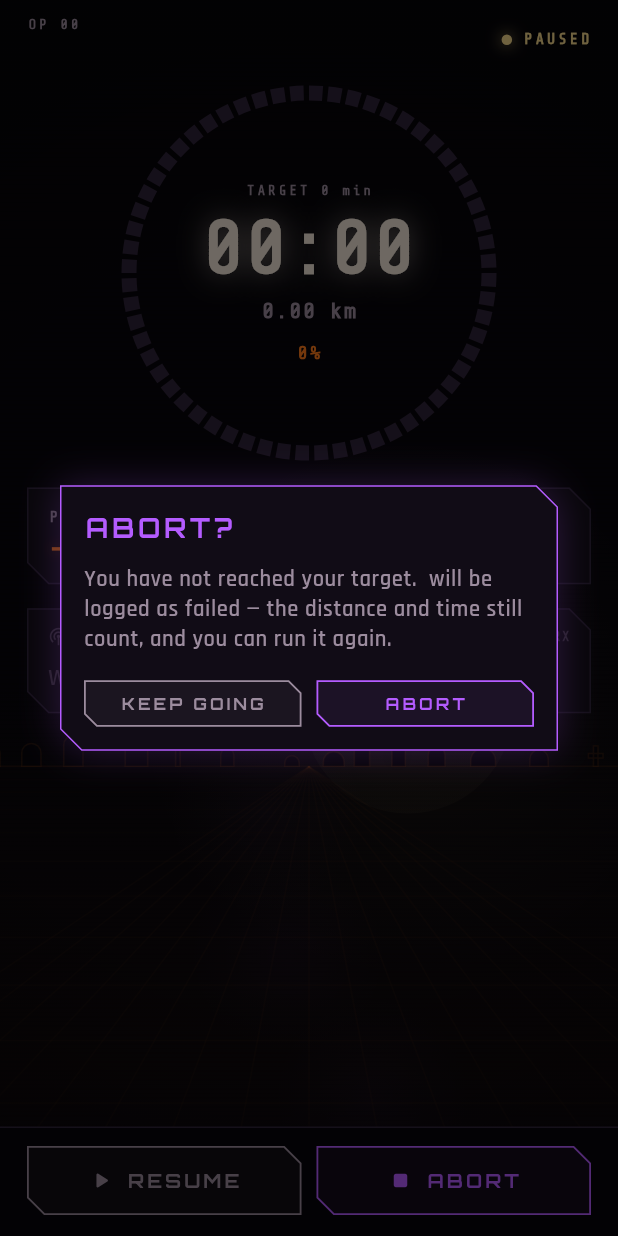
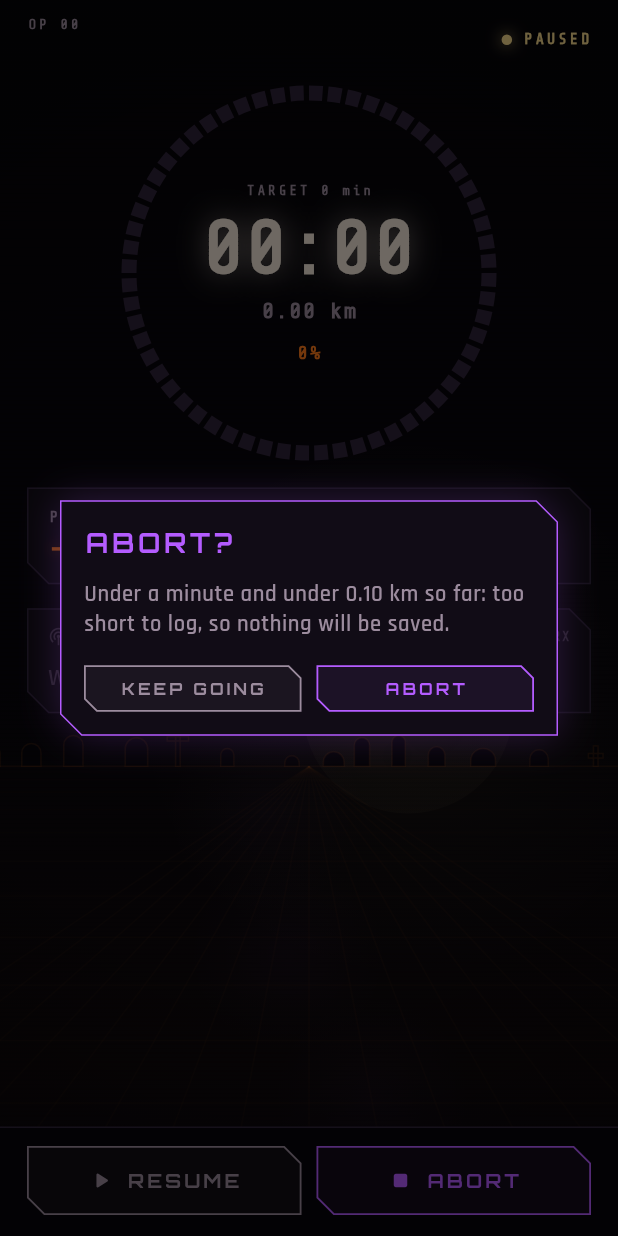
Before and after one commit to jbinder/sprawlrun, a Flutter app: the RunScreen screen opened directly with empty values, after a tap on "PAUSE", after a tap on "ABORT", on a phone screen of 412 x 824 dp. Run offline on Flutter 3.47's test engine with Material 3 defaults, Android fonts, the light colour scheme and no system bars; our stand-ins replace flutter_local_notifications, flutter_tts, geolocator, just_audio, package_info_plus, share_plus and 2 more; missing offline and left inert: audio_session, file_selector; generated files the repository leaves out were written again; statements that could not run were skipped.

Commit message:
Say when a run is too short to log, in the abort dialog and the summary, and give moving time in seconds below a minute

```diff
--- a/lib/l10n/app_en.arb
+++ b/lib/l10n/app_en.arb
@@ -1478,6 +1478,16 @@
     "description": "Title of the dialog confirming a run is ended before its goal."
   },
   "abortBodyFree": "You have not reached your target. The run will be logged as a failure.",
+  "abortBodyTooShort": "Under a minute and under {distance} so far: too short to log, so nothing will be saved.",
+  "@abortBodyTooShort": {
+    "description": "Abort dialog body when the run is still too short to be saved at all (under a minute and under the given distance).",
+    "placeholders": {
+      "distance": {
+        "type": "String",
+        "example": "0.10 km"
+      }
+    }
+  },
   "abortBodyMission": "You have not reached your target. {mission} will be logged as failed — the distance and time still count, and you can run it again.",
   "@abortBodyMission": {
     "description": "mission is the mission codename, e.g. DEAD DROP.",
@@ -1494,6 +1504,20 @@
   "runLogged": "RUN LOGGED",
   "@runLogged": {
     "description": "Above the result of a free run."
+  },
+  "runNotLogged": "NOT LOGGED",
+  "@runNotLogged": {
+    "description": "Above the result of a free run that was too short to be saved."
+  },
+  "runTooShort": "Too short to log: under a minute and under {distance}. It is not in your run log.",
+  "@runTooShort": {
+    "description": "On the summary of a run too short to be saved — a minute and the given distance are the minimum. Without it the run silently never appears in the log.",
+    "placeholders": {
+      "distance": {
+        "type": "String",
+        "example": "0.10 km"
+      }
+    }
   },
   "sectionPursuits": "PURSUITS",
   "@sectionPursuits": {
--- a/lib/l10n/app_es.arb
+++ b/lib/l10n/app_es.arb
@@ -299,9 +299,12 @@
     "abort": "Abortar",
     "abortTitle": "¿ABORTAR?",
     "abortBodyFree": "No has alcanzado tu objetivo. La carrera se registrará como fallida.",
+    "abortBodyTooShort": "Menos de un minuto y menos de {distance} hasta ahora: demasiado corta para registrarla, así que no se guardará nada.",
     "abortBodyMission": "No has alcanzado tu objetivo. {mission} se registrará como fallida: la distancia y el tiempo siguen contando, y puedes volver a correrla.",
     "keepGoing": "Seguir",
     "runLogged": "CARRERA REGISTRADA",
+    "runNotLogged": "NO REGISTRADA",
+    "runTooShort": "Demasiado corta para registrarla: menos de un minuto y menos de {distance}. No aparece en tu registro de carreras.",
     "sectionPursuits": "PERSECUCIONES",
     "pursuitsClean": "Carrera limpia. Todas las persecuciones esquivadas.",
     "pursuitsEvaded": "Esquivadas {evaded} de {total}.",
--- a/lib/models/run_record.dart
+++ b/lib/models/run_record.dart
@@ -167,6 +167,12 @@ class RunRecord {
   bool get isSuccess => outcome == RunOutcome.success;
   bool get countsForStats => outcome != RunOutcome.discarded;
 
+  /// Too little to be worth logging: an accidental start, discarded so it
+  /// cannot pollute stats or streaks. One rule for the run and the dialogs
+  /// that warn about it.
+  static bool tooShortToLog({required double elapsedSeconds, required double distanceMeters}) =>
+      elapsedSeconds < 60 && distanceMeters < 100;
+
   double get km => distanceMeters / 1000.0;
 
   /// Seconds per kilometre, based on moving time. Zero-distance runs report 0
--- a/lib/screens/run_screen.dart
+++ b/lib/screens/run_screen.dart
@@ -247,7 +247,7 @@ class _RunScreenState extends State<RunScreen> {
     if (!confirmed && !engine.goalReached) {
       final abandon = await showDialog<bool>(
         context: context,
-        builder: (context) => _AbortDialog(mission: widget.mission),
+        builder: (context) => _AbortDialog(mission: widget.mission, tooShort: engine.tooShortToLog),
       );
       if (abandon != true || !mounted) return;
     }
@@ -831,9 +831,13 @@ class _Controls extends StatelessWidget {
 }
 
 class _AbortDialog extends StatelessWidget {
-  const _AbortDialog({required this.mission});
+  const _AbortDialog({required this.mission, required this.tooShort});
 
   final Mission? mission;
+
+  /// Ending now saves nothing, which is what the runner needs to be told
+  /// rather than that the run will be logged as failed.
+  final bool tooShort;
 
   @override
   Widget build(BuildContext context) {
@@ -849,7 +853,11 @@ class _AbortDialog extends StatelessWidget {
             Text(L.of(context).abortTitle, style: CyType.display(size: 18, color: Cy.magenta)),
             const SizedBox(height: 12),
             Text(
-              mission == null
+              tooShort
+                  ? L.of(context).abortBodyTooShort(
+                      Fmt.distanceWithUnit(100, context.read<AppState>().profile.units),
+                    )
+                  : mission == null
                   ? L.of(context).abortBodyFree
                   : L.of(context).abortBodyMission(mission!.codename),
               style: CyType.body(size: 15, color: Cy.inkDim, height: 1.35),
--- a/lib/services/run_engine.dart
+++ b/lib/services/run_engine.dart
@@ -289,6 +289,11 @@ class RunEngine extends ChangeNotifier {
 
   double get remaining => goal.remaining(elapsedSeconds: elapsedSeconds, distanceMeters: distanceMeters);
 
+  /// Ending now would leave nothing in the run log. See
+  /// [RunRecord.tooShortToLog].
+  bool get tooShortToLog =>
+      !goalReached && RunRecord.tooShortToLog(elapsedSeconds: elapsedSeconds, distanceMeters: distanceMeters);
+
   /// See [RunRecord.distanceEstimated].
   bool get distanceEstimated => RunRecord.isEstimate(estimatedMeters, distanceMeters);
 
@@ -412,7 +417,9 @@ class RunEngine extends ChangeNotifier {
   RunRecord _record({required double elapsed}) {
     final outcome = goalReached
         ? RunOutcome.success
-        : (elapsed < 60 && distanceMeters < 100 ? RunOutcome.discarded : RunOutcome.failed);
+        : (RunRecord.tooShortToLog(elapsedSeconds: elapsed, distanceMeters: distanceMeters)
+              ? RunOutcome.discarded
+              : RunOutcome.failed);
 
     return RunRecord(
       id: '${startedAt?.microsecondsSinceEpoch ?? _now().microsecondsSinceEpoch}',
--- a/lib/util/format.dart
+++ b/lib/util/format.dart
@@ -15,8 +15,10 @@ abstract final class Fmt {
     return h > 0 ? '$h:$mm:$ss' : '$mm:$ss';
   }
 
-  /// Compact duration for lists: `48m`, `1h 12m`.
+  /// Compact duration for lists: `48m`, `1h 12m` — and `27s` under a minute,
+  /// where `0m` would claim nothing happened.
   static String shortDuration(double seconds) {
+    if (seconds > 0 && seconds < 59.5) return '${seconds.round()}s';
     final minutes = (seconds / 60).round();
     if (minutes < 60) return '${minutes}m';
     return '${minutes ~/ 60}h ${(minutes % 60).toString().padLeft(2, '0')}m';
```
Also changed, not shown: lib/screens/run_summary_screen.dart (+23 -1 lines), 6 other files.
